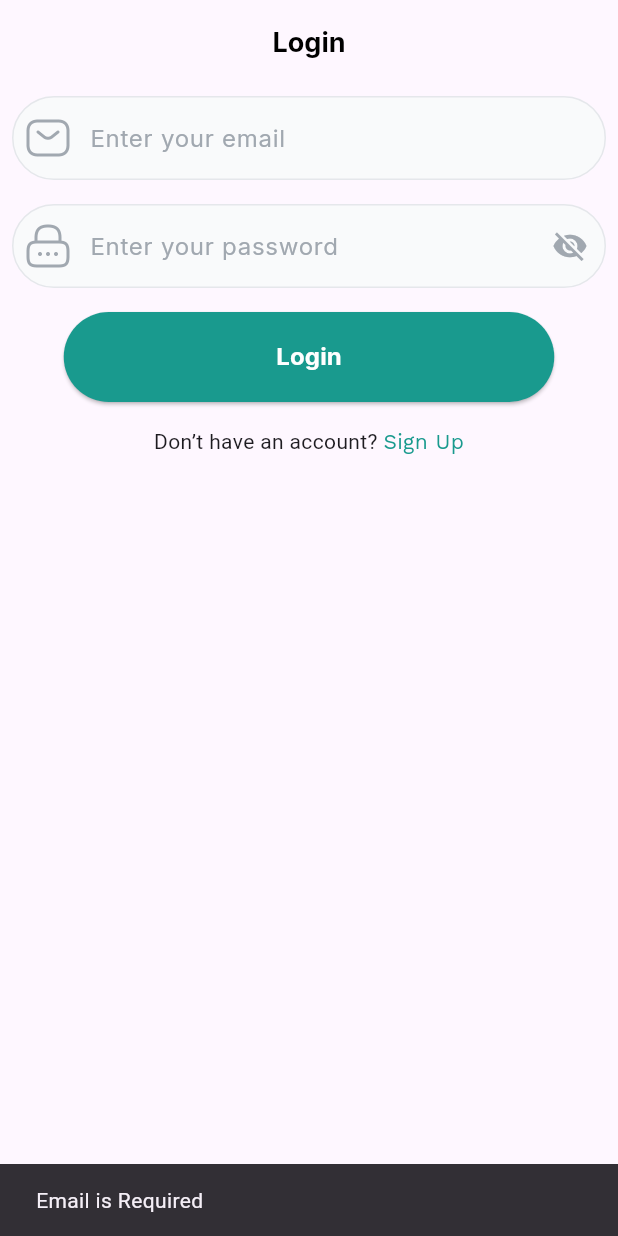
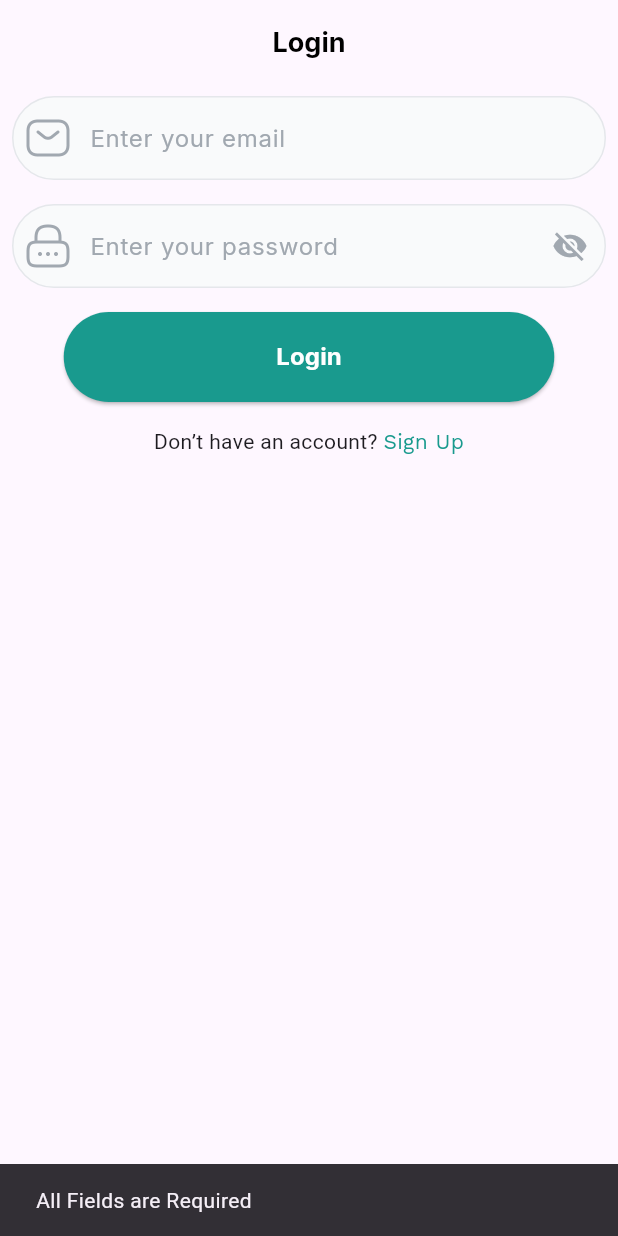
Before and after one commit to fwdAndroid/medical, a Flutter app: the screen it shows after launch, after a tap on "Login", on a phone screen of 412 x 824 dp. Run offline on Flutter 3.47's test engine with Material 3 defaults, Android fonts, the phone set to English and light mode, and no system bars; our stand-ins replace cached_network_image, cloud_firestore, firebase_auth, firebase_core, firebase_storage, google_fonts and 2 more; accounts and stored records are empty.

Commit message:
login issue solved

```diff
--- a/lib/auth/login_screen.dart
+++ b/lib/auth/login_screen.dart
@@ -119,13 +119,8 @@ class _LoginScreenState extends State<LoginScreen> {
                   padding: const EdgeInsets.all(8.0),
                   child: ElevatedButton(
                     onPressed: () {
-                      if (_emailController.text.isEmpty) {
-                        ScaffoldMessenger.of(context).showSnackBar(
-                            SnackBar(content: Text("Email is Required")));
-                      } else if (_passController.text.isEmpty) {
-                        ScaffoldMessenger.of(context).showSnackBar(
-                            SnackBar(content: Text("Password is Required")));
-                      } else {
+                      if (_emailController.text.isNotEmpty &&
+                          _passController.text.isNotEmpty) {
                         setState(() {
                           isLoading = true;
                         });
@@ -139,6 +134,9 @@ class _LoginScreenState extends State<LoginScreen> {
                             context,
                             MaterialPageRoute(
                                 builder: (builder) => MainDashboard()));
+                      } else {
+                        ScaffoldMessenger.of(context).showSnackBar(
+                            SnackBar(content: Text("All Fields are Required")));
                       }
                     },
                     child: Text(
```
